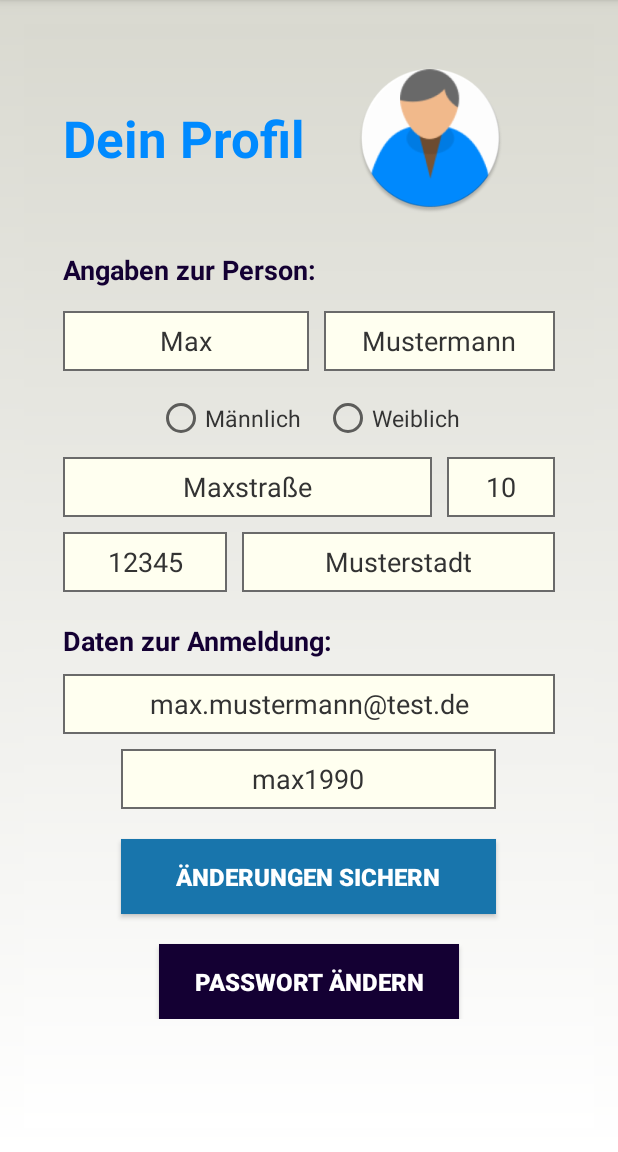
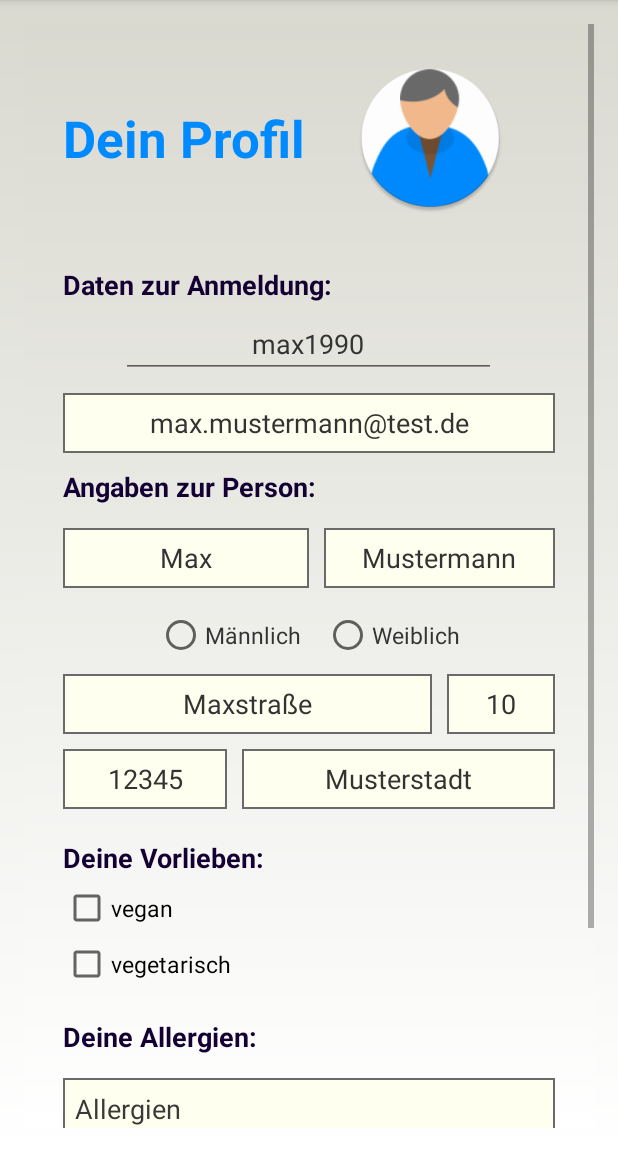
Before and after one commit to chuhi/RuDi, an Android app: the fragment ProfilFragment placed in its activity, on a phone screen of 412 x 824 dp, the part 84-1236 px from its top. Run offline under Robolectric (Android 15) with nearby library versions, the phone set to English and light mode, and no system bars.

Commit message:
Profil um Inputs erweitert Starseite Labelbeschriftung geändert

```diff
--- a/app/src/main/res/layout/fragment_profil.xml
+++ b/app/src/main/res/layout/fragment_profil.xml
@@ -70,6 +70,46 @@
                 android:gravity="center"
                 android:paddingTop="15dp"
                 android:layout_below="@+id/tabelle1">
+
+
+                <TextView
+                    android:id="@+id/textExplain2"
+                    android:layout_height="wrap_content"
+                    android:layout_width="fill_parent"
+                    android:text="Daten zur Anmeldung:"
+                    android:textColor="#140033"
+                    android:textSize="18dp"
+                    android:layout_marginTop="20dp"
+                    android:textStyle="bold"
+                    android:layout_gravity="center"
+                    />
+
+                <EditText
+                    android:layout_width="250dp"
+                    android:layout_height="40dp"
+                    android:ems="10"
+                    android:id="@+id/usernameFeld"
+                    android:hint="max1990"
+                    android:layout_below="@+id/geschlechtRadioGroup"
+                    android:layout_marginTop="10dp"
+                    android:gravity="center"
+                    android:textColorHint="#333333"
+                    android:clickable="false"
+                    android:editable="false" />
+
+                <EditText
+                    android:layout_width="fill_parent"
+                    android:layout_height="40dp"
+                    android:inputType="textEmailAddress"
+                    android:ems="10"
+                    android:id="@+id/emailFeld"
+                    android:hint="max.mustermann@test.de"
+                    android:layout_below="@+id/geschlechtRadioGroup"
+                    android:layout_marginTop="10dp"
+                    android:background="@drawable/back"
+                    android:gravity="center"
+                    android:textColorHint="#333333"
+                    />
 
                 <TextView
                     android:id="@+id/textExplain"
@@ -249,10 +289,10 @@
                 </TableRow>
 
                 <TextView
-                    android:id="@+id/textExplain2"
+                    android:id="@+id/textExplain3"
                     android:layout_height="wrap_content"
                     android:layout_width="fill_parent"
-                    android:text="Daten zur Anmeldung:"
+                    android:text="Deine Vorlieben:"
                     android:textColor="#140033"
                     android:textSize="18dp"
                     android:layout_marginTop="20dp"
@@ -260,31 +300,69 @@
                     android:layout_gravity="center"
                     />
 
+                <TableLayout
+                    android:layout_width="fill_parent"
+                    android:layout_height="fill_parent"
+                    android:layout_below="@+id/tabelle3"
+                    >
+
+                    <!-- Tabelle 2: Eigenschaften links-->
+                    <TableRow
+                        android:layout_weight="1"
+                        android:layout_width="fill_parent"
+                        android:layout_height="fill_parent"
+                        >
+
+                    <TableLayout
+                        android:layout_width="fill_parent"
+                        android:layout_height="fill_parent" >
+
+                        <CheckBox
+                            android:id="@+id/veganCheckBox"
+                            android:layout_width="wrap_content"
+                            android:layout_height="wrap_content"
+                            android:text="vegan"
+                            android:textSize="7pt"
+                            android:layout_marginTop="5dp"
+                            />
+
+                        <CheckBox
+                            android:id="@+id/vegetarischCheckBox"
+                            android:layout_width="wrap_content"
+                            android:layout_height="wrap_content"
+                            android:layout_marginTop="5dp"
+                            android:text="vegetarisch"
+                            android:textSize="7pt"
+                            />
+                     </TableLayout>
+                </TableRow>
+                </TableLayout>
+
+                <TextView
+                    android:id="@+id/textExplain4"
+                    android:layout_height="wrap_content"
+                    android:layout_width="fill_parent"
+                    android:text="Deine Allergien:"
+                    android:textColor="#140033"
+                    android:textSize="18dp"
+                    android:layout_marginTop="20dp"
+                    android:textStyle="bold"
+                    android:layout_gravity="center"
+                    />
+
+                <!-- Tabelle 2: Thema -->
                 <EditText
+                    android:id="@+id/nameGericht"
+                    android:inputType="textMultiLine"
                     android:layout_width="fill_parent"
                     android:layout_height="40dp"
-                    android:inputType="textEmailAddress"
-                    android:ems="10"
-                    android:id="@+id/emailFeld"
-                    android:hint="max.mustermann@test.de"
-                    android:layout_below="@+id/geschlechtRadioGroup"
-                    android:layout_marginTop="10dp"
+                    android:hint="Allergien"
+                    android:textColorHint="#393a38"
+                    android:gravity="left"
+                    android:paddingLeft="8dip"
+                    android:paddingTop="8dip"
                     android:background="@drawable/back"
-                    android:gravity="center"
-                    android:textColorHint="#333333"
-                    />
-                <EditText
-                    android:layout_width="250dp"
-                    android:layout_height="40dp"
-                    android:inputType="text"
-                    android:ems="10"
-                    android:id="@+id/usernameFeld"
-                    android:hint="max1990"
-                    android:layout_below="@+id/geschlechtRadioGroup"
-                    android:layout_marginTop="10dp"
-                    android:background="@drawable/back"
-                    android:gravity="center"
-                    android:textColorHint="#333333"
+                    android:layout_marginTop="15dp"
                     />
 
                 <Button
--- a/app/src/main/res/layout/fragment_start.xml
+++ b/app/src/main/res/layout/fragment_start.xml
@@ -157,7 +157,7 @@
                             android:layout_marginTop="10dp"
                             android:layout_width="wrap_content"
                             android:layout_height="75dp"
-                            android:text="Dein RuDi"
+                            android:text="Deine RuDi's"
                             android:id="@+id/ShowYourRuDi"
                             android:layout_column="26"
                             android:layout_weight=".5"
```
Also changed, not shown: 1 other file.
